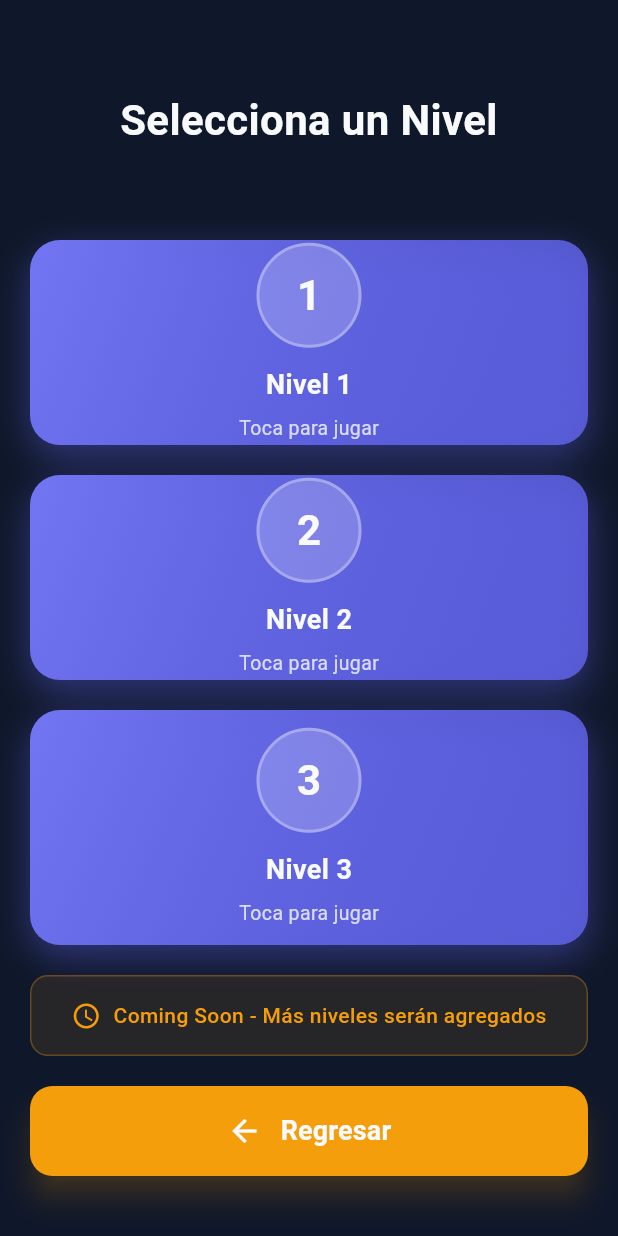
After one commit to pedro-1opez/car_game_app, a Flutter app: the LevelsSelectionScreen screen opened directly, on a phone screen of 412 x 824 dp. The commit adds this screen. Run offline on Flutter 3.47's test engine with Material 3 defaults, Android fonts, the phone set to English and light mode, and no system bars; our stand-ins replace flutter_dotenv, shared_preferences, supabase_flutter; accounts and stored records are empty.

Commit message:
Agregando la ventana de niveles al seleccionar el modo de juego Niveles

```diff
--- /dev/null
+++ b/lib/features/menu/screens/levels_selection_screen.dart
@@ -0,0 +1,551 @@
+// ===========================================================================
+// Pantalla de selección de niveles
+// Muestra los niveles disponibles numerados y permite seleccionar cada uno
+// ===========================================================================
+
+import 'package:flutter/material.dart';
+import 'package:flutter/services.dart';
+import '../../../core/constants/colors.dart';
+
+class LevelsSelectionScreen extends StatefulWidget {
+  const LevelsSelectionScreen({super.key});
+
+  @override
+  State<LevelsSelectionScreen> createState() => _LevelsSelectionScreenState();
+}
+
+class _LevelsSelectionScreenState extends State<LevelsSelectionScreen>
+    with TickerProviderStateMixin {
+
+  late AnimationController _animationController;
+  late List<AnimationController> _levelAnimationControllers;
+  late Animation<double> _fadeAnimation;
+  late Animation<Offset> _slideAnimation;
+
+  final List<int> levels = [1, 2, 3]; // Niveles disponibles
+
+  @override
+  void initState() {
+    super.initState();
+    _initializeAnimations();
+    _animationController.forward();
+    _startLevelAnimations();
+  }
+
+  void _initializeAnimations() {
+    _animationController = AnimationController(
+      duration: const Duration(milliseconds: 800),
+      vsync: this,
+    );
+
+    // Animaciones para cada nivel
+    _levelAnimationControllers = List.generate(
+      levels.length,
+      (index) => AnimationController(
+        duration: Duration(milliseconds: 600 + (index * 200)),
+        vsync: this,
+      ),
+    );
+
+    _fadeAnimation = Tween<double>(
+      begin: 0.0,
+      end: 1.0,
+    ).animate(CurvedAnimation(
+      parent: _animationController,
+      curve: Curves.easeInOut,
+    ));
+
+    _slideAnimation = Tween<Offset>(
+      begin: const Offset(0, 0.3),
+      end: Offset.zero,
+    ).animate(CurvedAnimation(
+      parent: _animationController,
+      curve: Curves.easeOutBack,
+    ));
+  }
+
+  void _startLevelAnimations() {
+    for (int i = 0; i < _levelAnimationControllers.length; i++) {
+      Future.delayed(Duration(milliseconds: 400 + (i * 150)), () {
+        if (mounted) {
+          _levelAnimationControllers[i].forward();
+        }
+      });
+    }
+  }
+
+  @override
+  void dispose() {
+    _animationController.dispose();
+    for (var controller in _levelAnimationControllers) {
+      controller.dispose();
+    }
+    super.dispose();
+  }
+
+  void _selectLevel(int levelNumber) {
+    HapticFeedback.lightImpact();
+
+    // Obtener información de pantalla para hacer el mensaje responsivo
+    final screenSize = MediaQuery.of(context).size;
+    final isSmallScreen = screenSize.height < 600 || screenSize.width < 400;
+    final isVerySmallScreen = screenSize.width < 320;
+
+    // Por ahora solo mostramos un mensaje, funcionalidad pendiente
+    ScaffoldMessenger.of(context).showSnackBar(
+      SnackBar(
+        content: _buildResponsiveSnackBarContent(levelNumber, isSmallScreen, isVerySmallScreen),
+        backgroundColor: GameColors.primary,
+        duration: Duration(seconds: isSmallScreen ? 3 : 2),
+        behavior: SnackBarBehavior.floating,
+        margin: EdgeInsets.symmetric(
+          horizontal: isSmallScreen ? 12 : 16,
+          vertical: isSmallScreen ? 8 : 12,
+        ),
+        padding: EdgeInsets.symmetric(
+          horizontal: isSmallScreen ? 12 : 16,
+          vertical: isSmallScreen ? 10 : 12,
+        ),
+        shape: RoundedRectangleBorder(
+          borderRadius: BorderRadius.circular(isSmallScreen ? 8 : 12),
+        ),
+      ),
+    );
+  }
+
+  Widget _buildResponsiveSnackBarContent(int levelNumber, bool isSmallScreen, bool isVerySmallScreen) {
+    if (isVerySmallScreen) {
+      // Para pantallas muy pequeñas, mostrar en columna
+      return Column(
+        mainAxisSize: MainAxisSize.min,
+        children: [
+          Row(
+            mainAxisAlignment: MainAxisAlignment.center,
+            children: [
+              Icon(
+                Icons.videogame_asset,
+                color: GameColors.textPrimary,
+                size: 18,
+              ),
+              const SizedBox(width: 6),
+              Text(
+                'Nivel $levelNumber',
+                style: TextStyle(
+                  color: GameColors.textPrimary,
+                  fontSize: 14,
+                  fontWeight: FontWeight.bold,
+                ),
+              ),
+            ],
+          ),
+          const SizedBox(height: 4),
+          Text(
+            'Funcionalidad pendiente',
+            style: TextStyle(
+              color: GameColors.textPrimary.withValues(alpha: 0.9),
+              fontSize: 12,
+            ),
+            textAlign: TextAlign.center,
+          ),
+        ],
+      );
+    } else if (isSmallScreen) {
+      // Para pantallas pequeñas, texto más corto
+      return Row(
+        mainAxisAlignment: MainAxisAlignment.center,
+        children: [
+          Icon(
+            Icons.videogame_asset,
+            color: GameColors.textPrimary,
+            size: 20,
+          ),
+          const SizedBox(width: 8),
+          Flexible(
+            child: Text(
+              'Nivel $levelNumber - Próximamente',
+              style: TextStyle(
+                color: GameColors.textPrimary,
+                fontSize: 14,
+              ),
+              textAlign: TextAlign.center,
+            ),
+          ),
+        ],
+      );
+    } else {
+      // Para pantallas normales y grandes
+      return Row(
+        mainAxisAlignment: MainAxisAlignment.center,
+        children: [
+          Icon(
+            Icons.videogame_asset,
+            color: GameColors.textPrimary,
+            size: 22,
+          ),
+          const SizedBox(width: 10),
+          Flexible(
+            child: Text(
+              'Nivel $levelNumber seleccionado - Funcionalidad pendiente',
+              style: TextStyle(
+                color: GameColors.textPrimary,
+                fontSize: 15,
+              ),
+              textAlign: TextAlign.center,
+            ),
+          ),
+        ],
+      );
+    }
+  }
+
+  void _goBack() {
+    HapticFeedback.lightImpact();
+    Navigator.of(context).pop();
+  }
+
+  @override
+  Widget build(BuildContext context) {
+    final screenSize = MediaQuery.of(context).size;
+    final isSmallScreen = screenSize.height < 600 || screenSize.width < 400;
+    final isTablet = screenSize.width > 600;
+
+    return Scaffold(
+      backgroundColor: GameColors.background,
+      body: AnimatedBuilder(
+        animation: _animationController,
+        builder: (context, child) {
+          return FadeTransition(
+            opacity: _fadeAnimation,
+            child: SlideTransition(
+              position: _slideAnimation,
+              child: SafeArea(
+                child: Padding(
+                  padding: EdgeInsets.all(isSmallScreen ? 16.0 : 20.0),
+                  child: Column(
+                    children: [
+                      // Título
+                      SizedBox(height: isSmallScreen ? 20 : 40),
+                      Text(
+                        'Selecciona un Nivel',
+                        style: TextStyle(
+                          color: GameColors.textPrimary,
+                          fontSize: isSmallScreen ? 24 : (isTablet ? 32 : 28),
+                          fontWeight: FontWeight.bold,
+                        ),
+                        textAlign: TextAlign.center,
+                      ),
+
+                      SizedBox(height: isSmallScreen ? 40 : 60),
+
+                      // Niveles
+                      Expanded(
+                        child: _buildLevelsGrid(isSmallScreen, isTablet),
+                      ),
+
+                      // Leyenda "Coming Soon"
+                      Container(
+                        margin: EdgeInsets.symmetric(
+                          vertical: isSmallScreen ? 16 : 20,
+                        ),
+                        padding: EdgeInsets.symmetric(
+                          horizontal: isSmallScreen ? 16 : 20,
+                          vertical: isSmallScreen ? 12 : 16,
+                        ),
+                        decoration: BoxDecoration(
+                          color: GameColors.secondary.withValues(alpha: 0.1),
+                          borderRadius: BorderRadius.circular(12),
+                          border: Border.all(
+                            color: GameColors.secondary.withValues(alpha: 0.3),
+                          ),
+                        ),
+                        child: Row(
+                          mainAxisAlignment: MainAxisAlignment.center,
+                          children: [
+                            Icon(
+                              Icons.access_time,
+                              color: GameColors.secondary,
+                              size: isSmallScreen ? 16 : 20,
+                            ),
+                            SizedBox(width: isSmallScreen ? 6 : 8),
+                            Text(
+                              'Coming Soon - Más niveles serán agregados',
+                              style: TextStyle(
+                                color: GameColors.secondary,
+                                fontSize: isSmallScreen ? 12 : 14,
+                                fontWeight: FontWeight.w500,
+                              ),
+                            ),
+                          ],
+                        ),
+                      ),
+
+                      // Botón Regresar
+                      SizedBox(
+                        width: double.infinity,
+                        height: isSmallScreen ? 50 : 60,
+                        child: ElevatedButton(
+                          onPressed: _goBack,
+                          style: ElevatedButton.styleFrom(
+                            backgroundColor: GameColors.secondary,
+                            foregroundColor: GameColors.textPrimary,
+                            elevation: 8,
+                            shadowColor: GameColors.secondary.withValues(alpha: 0.5),
+                            shape: RoundedRectangleBorder(
+                              borderRadius: BorderRadius.circular(15),
+                            ),
+                          ),
+                          child: Row(
+                            mainAxisAlignment: MainAxisAlignment.center,
+                            children: [
+                              Icon(
+                                Icons.arrow_back,
+                                size: isSmallScreen ? 20 : 24,
+                              ),
+                              SizedBox(width: isSmallScreen ? 8 : 12),
+                              Text(
+                                'Regresar',
+                                style: TextStyle(
+                                  fontSize: isSmallScreen ? 16 : 18,
+                                  fontWeight: FontWeight.bold,
+                                ),
+                              ),
+                            ],
+                          ),
+                        ),
+                      ),
+
+                      SizedBox(height: isSmallScreen ? 16 : 20),
+                    ],
+                  ),
+                ),
+              ),
+            ),
+          );
+        },
+      ),
+    );
+  }
+
+  Widget _buildLevelsGrid(bool isSmallScreen, bool isTablet) {
+    // Configuración responsiva para el grid
+    int crossAxisCount = isTablet ? 3 : (isSmallScreen ? 1 : 1);
+    double childAspectRatio = isTablet ? 1.2 : (isSmallScreen ? 2.5 : 2.0);
+    double spacing = isSmallScreen ? 16 : 20;
+
+    if (isTablet) {
+      // En tablet, mostrar en grid 3 columnas
+      return GridView.builder(
+        gridDelegate: SliverGridDelegateWithFixedCrossAxisCount(
+          crossAxisCount: crossAxisCount,
+          childAspectRatio: childAspectRatio,
+          crossAxisSpacing: spacing,
+          mainAxisSpacing: spacing,
+        ),
+        itemCount: levels.length,
+        itemBuilder: (context, index) {
+          return _buildLevelCard(
+            levels[index],
+            index,
+            isSmallScreen,
+            isTablet,
+          );
+        },
+      );
+    } else {
+      // En móvil, mostrar en columna vertical
+      return Column(
+        children: levels.asMap().entries.map((entry) {
+          int index = entry.key;
+          int levelNumber = entry.value;
+
+          return Expanded(
+            child: Container(
+              width: double.infinity,
+              margin: EdgeInsets.only(
+                bottom: index < levels.length - 1 ? spacing : 0,
+              ),
+              child: _buildLevelCard(
+                levelNumber,
+                index,
+                isSmallScreen,
+                isTablet,
+              ),
+            ),
+          );
+        }).toList(),
+      );
+    }
+  }
+
+  Widget _buildLevelCard(int levelNumber, int index, bool isSmallScreen, bool isTablet) {
+    return AnimatedBuilder(
+      animation: _levelAnimationControllers[index],
+      builder: (context, child) {
+        return Transform.scale(
+          scale: 0.3 + (0.7 * _levelAnimationControllers[index].value),
+          child: Opacity(
+            opacity: _levelAnimationControllers[index].value,
+            child: _LevelButton(
+              levelNumber: levelNumber,
+              onPressed: () => _selectLevel(levelNumber),
+              isSmallScreen: isSmallScreen,
+              isTablet: isTablet,
+            ),
+          ),
+        );
+      },
+    );
+  }
+}
+
+class _LevelButton extends StatefulWidget {
+  final int levelNumber;
+  final VoidCallback onPressed;
+  final bool isSmallScreen;
+  final bool isTablet;
+
+  const _LevelButton({
+    required this.levelNumber,
+    required this.onPressed,
+    required this.isSmallScreen,
+    required this.isTablet,
+  });
+
+  @override
+  State<_LevelButton> createState() => _LevelButtonState();
+}
+
+class _LevelButtonState extends State<_LevelButton>
+    with SingleTickerProviderStateMixin {
+
+  late AnimationController _buttonController;
+  late Animation<double> _scaleAnimation;
+
+  @override
+  void initState() {
+    super.initState();
+    _buttonController = AnimationController(
+      duration: const Duration(milliseconds: 150),
+      vsync: this,
+    );
+    _scaleAnimation = Tween<double>(
+      begin: 1.0,
+      end: 0.95,
+    ).animate(CurvedAnimation(
+      parent: _buttonController,
+      curve: Curves.easeInOut,
+    ));
+  }
+
+  @override
+  void dispose() {
+    _buttonController.dispose();
+    super.dispose();
+  }
+
+  @override
+  Widget build(BuildContext context) {
+    return AnimatedBuilder(
+      animation: _scaleAnimation,
+      builder: (context, child) {
+        return Transform.scale(
+          scale: _scaleAnimation.value,
+          child: GestureDetector(
+            onTapDown: (_) => _buttonController.forward(),
+            onTapUp: (_) {
+              _buttonController.reverse();
+              widget.onPressed();
+            },
+            onTapCancel: () => _buttonController.reverse(),
+            child: Container(
+              decoration: BoxDecoration(
+                borderRadius: BorderRadius.circular(widget.isTablet ? 24 : 20),
+                gradient: LinearGradient(
+                  begin: Alignment.topLeft,
+                  end: Alignment.bottomRight,
+                  colors: [
+                    GameColors.primary,
+                    GameColors.primary.withValues(alpha: 0.8),
+                  ],
+                ),
+                boxShadow: [
+                  BoxShadow(
+                    color: GameColors.primary.withValues(alpha: 0.4),
+                    blurRadius: widget.isTablet ? 25 : 20,
+                    offset: const Offset(0, 8),
+                  ),
+                ],
+              ),
+              child: Container(
+                decoration: BoxDecoration(
+                  borderRadius: BorderRadius.circular(widget.isTablet ? 24 : 20),
+                  gradient: LinearGradient(
+                    begin: Alignment.topLeft,
+                    end: Alignment.bottomRight,
+                    colors: [
+                      Colors.white.withValues(alpha: 0.1),
+                      Colors.transparent,
+                    ],
+                  ),
+                ),
+                child: Center(
+                  child: Column(
+                    mainAxisAlignment: MainAxisAlignment.center,
+                    children: [
+                      // Número del nivel en un círculo
+                      Container(
+                        width: widget.isTablet ? 80 : (widget.isSmallScreen ? 60 : 70),
+                        height: widget.isTablet ? 80 : (widget.isSmallScreen ? 60 : 70),
+                        decoration: BoxDecoration(
+                          color: Colors.white.withValues(alpha: 0.2),
+                          shape: BoxShape.circle,
+                          border: Border.all(
+                            color: Colors.white.withValues(alpha: 0.3),
+                            width: 2,
+                          ),
+                        ),
+                        child: Center(
+                          child: Text(
+                            '${widget.levelNumber}',
+                            style: TextStyle(
+                              color: GameColors.textPrimary,
+                              fontSize: widget.isTablet ? 36 : (widget.isSmallScreen ? 24 : 28),
+                              fontWeight: FontWeight.bold,
+                            ),
+                          ),
+                        ),
+                      ),
+
+                      SizedBox(height: widget.isTablet ? 16 : (widget.isSmallScreen ? 8 : 12)),
+
+                      // Texto del nivel
+                      Text(
+                        'Nivel ${widget.levelNumber}',
+                        style: TextStyle(
+                          color: GameColors.textPrimary,
+                          fontSize: widget.isTablet ? 20 : (widget.isSmallScreen ? 16 : 18),
+                          fontWeight: FontWeight.bold,
+                        ),
+                      ),
+
+                      SizedBox(height: widget.isSmallScreen ? 4 : 6),
+
+                      // Descripción
+                      Text(
+                        'Toca para jugar',
+                        style: TextStyle(
+                          color: GameColors.textPrimary.withValues(alpha: 0.8),
+                          fontSize: widget.isTablet ? 14 : (widget.isSmallScreen ? 12 : 13),
+                        ),
+                      ),
+                    ],
+                  ),
+                ),
+              ),
+            ),
+          ),
+        );
+      },
+    );
+  }
+}
```
Also changed, not shown: lib/features/menu/screens/game_mode_selection_screen.dart (+21 -65 lines).
